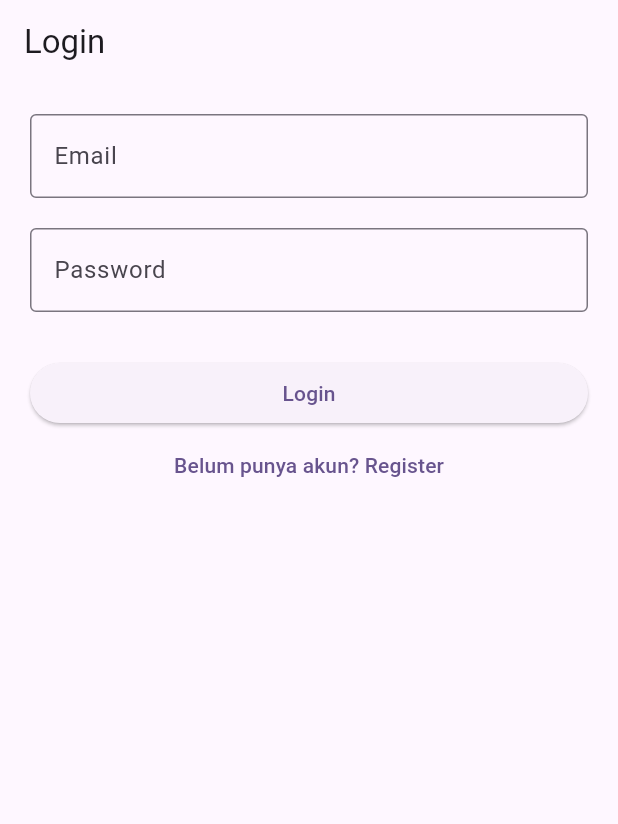
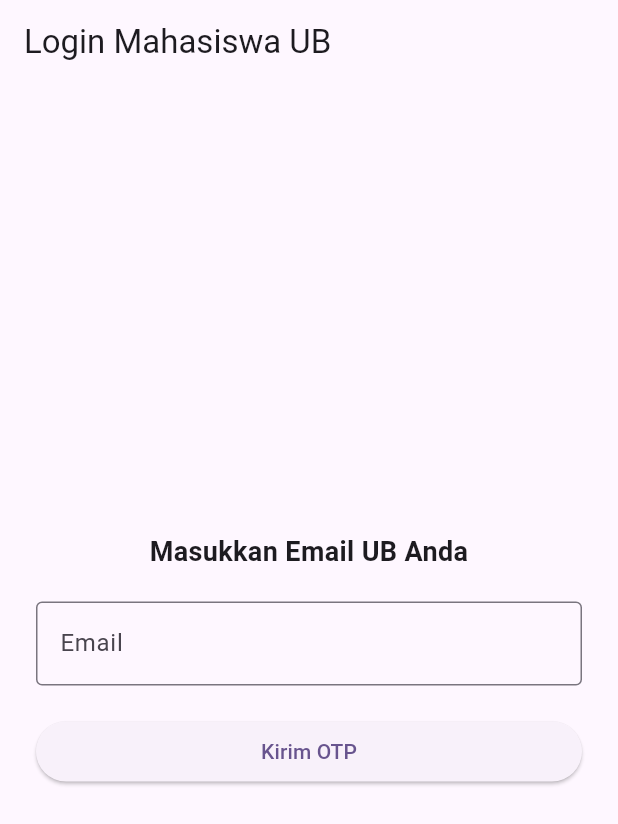
Before and after one commit to nabathnm/Brawigo, a Flutter app: the screen it shows after launch, on a phone screen of 412 x 824 dp. Shown: the top 824 px of the screen. Run offline on Flutter 3.47's test engine with Material 3 defaults, Android fonts, the phone set to English and light mode, and no system bars; our stand-ins replace flutter_bloc, flutter_dotenv, supabase_flutter; accounts and stored records are empty.

Commit message:
feat(auth): implement OTP login

```diff
--- a/lib/brawigo.dart
+++ b/lib/brawigo.dart
@@ -1,8 +1,8 @@
 import 'package:brawigo/features/auth/presentation/blocs/auth_bloc.dart';
-import 'package:brawigo/features/auth/presentation/pages/login_page.dart';
 import 'package:brawigo/features/auth/services/auth_service.dart';
 import 'package:flutter/material.dart';
 import 'package:flutter_bloc/flutter_bloc.dart';
+import 'package:brawigo/features/auth/presentation/pages/auth_screen.dart';
 
 class BrawigoApp extends StatelessWidget {
   const BrawigoApp({super.key});
@@ -18,7 +18,7 @@
           colorScheme: ColorScheme.fromSeed(seedColor: Colors.deepPurple),
           useMaterial3: true,
         ),
-        home: const LoginPage(),
+        home: const AuthScreen(),
       ),
     );
   }
--- a/lib/features/auth/data/datasource/auth_service.dart
+++ b/lib/features/auth/data/datasource/auth_service.dart
@@ -1,45 +1,25 @@
-import 'package:brawigo/core/services/supabase_service.dart';
 import 'package:supabase_flutter/supabase_flutter.dart';
 
 class AuthService {
-  final SupabaseService _supabase;
+  final SupabaseClient _supabase = Supabase.instance.client;
 
-  AuthService({SupabaseService? supabase})
-      : _supabase = supabase ?? SupabaseService.instance;
-
-  Future<AuthResponse> login({
-    required String email,
-    required String password,
-  }) async {
-    return await _supabase.auth.signInWithPassword(
+  Future<void> sendOtp({required String email}) async {
+    await _supabase.auth.signInWithOtp(
       email: email,
-      password: password,
+      shouldCreateUser: true,
     );
   }
 
-  Future<AuthResponse> register({
+  Future<AuthResponse> verifyOtp({
     required String email,
-    required String password,
+    required String otp,
   }) async {
-    return await _supabase.auth.signUp(
+    final response = await _supabase.auth.verifyOTP(
+      type: OtpType.email,
       email: email,
-      password: password,
+      token: otp,
     );
+
+    return response;
   }
-
-  Future<void> logout() async {
-    await _supabase.auth.signOut();
-  }
-
-  /// Kirim ulang email konfirmasi ke [email].
-  Future<void> resendConfirmation({required String email}) async {
-    await _supabase.auth.resend(
-      type: OtpType.signup,
-      email: email,
-    );
-  }
-
-  User? get currentUser => _supabase.currentUser;
-
-  Stream<AuthState> get authStateChanges => _supabase.authStateChanges;
 }
--- a/lib/features/auth/presentation/blocs/auth_event.dart
+++ b/lib/features/auth/presentation/blocs/auth_event.dart
@@ -1,22 +1,16 @@
+
+
 abstract class AuthEvent {}
 
-class LoginRequested extends AuthEvent {
+class SendOtpRequested extends AuthEvent {
   final String email;
-  final String password;
-
-  LoginRequested({required this.email, required this.password});
+  SendOtpRequested(this.email);
 }
 
-class RegisterRequested extends AuthEvent {
+class VerifyOtpRequested extends AuthEvent {
   final String email;
-  final String password;
-
-  RegisterRequested({required this.email, required this.password});
+  final String otp;
+  VerifyOtpRequested(this.email, this.otp);
 }
 
 class LogoutRequested extends AuthEvent {}
-
-class ResendConfirmationRequested extends AuthEvent {
-  final String email;
-  ResendConfirmationRequested({required this.email});
-}
--- a/lib/features/auth/presentation/blocs/auth_state.dart
+++ b/lib/features/auth/presentation/blocs/auth_state.dart
@@ -3,6 +3,11 @@
 class AuthInitial extends AuthState {}
 
 class AuthLoading extends AuthState {}
+
+class AuthOtpSent extends AuthState {
+  final String email;
+  AuthOtpSent(this.email);
+}
 
 class AuthSuccess extends AuthState {}
 
@@ -10,13 +15,3 @@
   final String message;
   AuthFailure(this.message);
 }
-
-/// State khusus ketika email belum dikonfirmasi.
-/// UI bisa tampilkan tombol "Kirim ulang email konfirmasi".
-class AuthEmailNotConfirmed extends AuthState {
-  final String email;
-  AuthEmailNotConfirmed(this.email);
-}
-
-/// State setelah berhasil kirim ulang email konfirmasi.
-class AuthResendConfirmationSuccess extends AuthState {}
--- /dev/null
+++ b/lib/features/auth/presentation/pages/auth_screen.dart
@@ -0,0 +1,180 @@
+import 'package:flutter/material.dart';
+import 'package:supabase_flutter/supabase_flutter.dart';
+import 'package:brawigo/features/auth/data/datasource/auth_service.dart';
+class AuthScreen extends StatefulWidget {
+  const AuthScreen({super.key});
+
+  @override
+  State<AuthScreen> createState() => _AuthScreenState();
+}
+
+class _AuthScreenState extends State<AuthScreen> {
+  final _emailController = TextEditingController();
+  final _otpController = TextEditingController();
+
+  bool _isLoading = false;
+  bool _isOtpSent = false;
+
+  // Instansiasi file service yang baru kita buat di atas
+  final AuthService _authService = AuthService();
+
+  // Memanggil fungsi kirim OTP dari service
+  Future<void> _sendOtp() async {
+    final email = _emailController.text.trim();
+
+    // Validasi domain UB tetap ada di UI agar mencegah request ke database jika email salah
+    if (!email.endsWith('@student.ub.ac.id')) {
+      ScaffoldMessenger.of(context).showSnackBar(
+        const SnackBar(
+          content: Text('Akses ditolak. Gunakan email @student.ub.ac.id!'),
+        ),
+      );
+      return;
+    }
+
+    setState(() => _isLoading = true);
+
+    try {
+      // PANGGIL DARI AUTH SERVICE
+      await _authService.sendOtp(email: email);
+
+      setState(() {
+        _isOtpSent = true;
+      });
+
+      if (mounted) {
+        ScaffoldMessenger.of(context).showSnackBar(
+          const SnackBar(content: Text('OTP berhasil dikirim ke email Anda.')),
+        );
+      }
+    } catch (error) {
+      if (mounted) {
+        ScaffoldMessenger.of(
+          context,
+        ).showSnackBar(SnackBar(content: Text('Terjadi kesalahan: $error')));
+      }
+    } finally {
+      setState(() => _isLoading = false);
+    }
+  }
+
+  // Memanggil fungsi verifikasi OTP dari service
+  Future<void> _verifyOtp() async {
+    final email = _emailController.text.trim();
+    final otp = _otpController.text.trim();
+
+    if (otp.isEmpty) {
+      ScaffoldMessenger.of(
+        context,
+      ).showSnackBar(const SnackBar(content: Text('Masukkan kode OTP!')));
+      return;
+    }
+
+    setState(() => _isLoading = true);
+
+    try {
+      // PANGGIL DARI AUTH SERVICE
+      final res = await _authService.verifyOtp(email: email, otp: otp);
+
+      if (res.session != null) {
+        if (mounted) {
+          ScaffoldMessenger.of(
+            context,
+          ).showSnackBar(const SnackBar(content: Text('Login Berhasil!')));
+          // TODO: Arahkan ke halaman utama setelah login sukses
+          // Navigator.pushReplacement(context, MaterialPageRoute(builder: (_) => HomeScreen()));
+        }
+      }
+    } catch (error) {
+      if (mounted) {
+        ScaffoldMessenger.of(context).showSnackBar(
+          const SnackBar(content: Text('OTP salah atau kadaluarsa.')),
+        );
+      }
+    } finally {
+      setState(() => _isLoading = false);
+    }
+  }
+
+  @override
+  void dispose() {
+    _emailController.dispose();
+    _otpController.dispose();
+    super.dispose();
+  }
+
+  @override
+  Widget build(BuildContext context) {
+    // KODE UI DI BAWAH INI SAMA PERSIS SEPERTI SEBELUMNYA
+    return Scaffold(
+      appBar: AppBar(title: const Text('Login Mahasiswa UB')),
+      body: Padding(
+        padding: const EdgeInsets.all(24.0),
+        child: Center(
+          child: Column(
+            mainAxisAlignment: MainAxisAlignment.center,
+            crossAxisAlignment: CrossAxisAlignment.stretch,
+            children: [
+              if (!_isOtpSent) ...[
+                const Text(
+                  'Masukkan Email UB Anda',
+                  textAlign: TextAlign.center,
+                  style: TextStyle(fontSize: 18, fontWeight: FontWeight.bold),
+                ),
+                const SizedBox(height: 20),
+                TextField(
+                  controller: _emailController,
+                  keyboardType: TextInputType.emailAddress,
+                  decoration: const InputDecoration(
+                    labelText: 'Email',
+                    hintText: 'contoh@student.ub.ac.id',
+                    border: OutlineInputBorder(),
+                  ),
+                ),
+                const SizedBox(height: 20),
+                ElevatedButton(
+                  onPressed: _isLoading ? null : _sendOtp,
+                  child: _isLoading
+                      ? const CircularProgressIndicator()
+                      : const Text('Kirim OTP'),
+                ),
+              ] else ...[
+                Text(
+                  'Masukkan OTP yang dikirim ke\n${_emailController.text}',
+                  textAlign: TextAlign.center,
+                  style: const TextStyle(fontSize: 16),
+                ),
+                const SizedBox(height: 20),
+                TextField(
+                  controller: _otpController,
+                  keyboardType: TextInputType.number,
+                  textAlign: TextAlign.center,
+                  decoration: const InputDecoration(
+                    labelText: 'Kode OTP',
+                    border: OutlineInputBorder(),
+                  ),
+                ),
+                const SizedBox(height: 20),
+                ElevatedButton(
+                  onPressed: _isLoading ? null : _verifyOtp,
+                  child: _isLoading
+                      ? const CircularProgressIndicator()
+                      : const Text('Verifikasi & Login'),
+                ),
+                TextButton(
+                  onPressed: () {
+                    setState(() {
+                      _isOtpSent = false;
+                      _otpController.clear();
+                    });
+                  },
+                  child: const Text('Ganti Email'),
+                ),
+              ],
+            ],
+          ),
+        ),
+      ),
+    );
+  }
+}
--- a/lib/features/auth/presentation/pages/login_page.dart
+++ /dev/null
@@ -1,148 +0,0 @@
-import 'package:brawigo/features/auth/presentation/pages/resgisterpage_page.dart';
-import 'package:brawigo/features/seller/marketplace/pages/marketplace_page.dart';
-import 'package:flutter/material.dart';
-import 'package:flutter_bloc/flutter_bloc.dart';
-
-import '../blocs/auth_bloc.dart';
-import '../blocs/auth_event.dart';
-import '../blocs/auth_state.dart';
-
-class LoginPage extends StatefulWidget {
-  const LoginPage({super.key});
-
-  @override
-  State<LoginPage> createState() => _LoginPageState();
-}
-
-class _LoginPageState extends State<LoginPage> {
-  final emailController = TextEditingController();
-  final passwordController = TextEditingController();
-
-  @override
-  Widget build(BuildContext context) {
-    return Scaffold(
-      appBar: AppBar(title: const Text("Login")),
-
-      body: Padding(
-        padding: const EdgeInsets.all(20),
-
-        child: BlocConsumer<AuthBloc, AuthState>(
-          listener: (context, state) {
-            // LOGIN BERHASIL
-            if (state is AuthSuccess) {
-              ScaffoldMessenger.of(context).clearSnackBars();
-              ScaffoldMessenger.of(
-                context,
-              ).showSnackBar(const SnackBar(content: Text("Login berhasil")));
-
-              Navigator.pushReplacement(
-                context,
-                MaterialPageRoute(builder: (_) => const MarketPlacePage())
-              );
-            }
-
-            // EMAIL BELUM DIKONFIRMASI
-            if (state is AuthEmailNotConfirmed) {
-              ScaffoldMessenger.of(context).clearSnackBars();
-              ScaffoldMessenger.of(context).showSnackBar(
-                SnackBar(
-                  content: const Text("Email belum dikonfirmasi. Silakan cek inbox atau kirim ulang."),
-                  duration: const Duration(seconds: 6),
-                  action: SnackBarAction(
-                    label: "Kirim Ulang",
-                    onPressed: () {
-                      context.read<AuthBloc>().add(
-                        ResendConfirmationRequested(email: state.email),
-                      );
-                    },
-                  ),
-                ),
-              );
-            }
-
-            // BERHASIL KIRIM ULANG EMAIL
-            if (state is AuthResendConfirmationSuccess) {
-              ScaffoldMessenger.of(context).clearSnackBars();
-              ScaffoldMessenger.of(context).showSnackBar(
-                const SnackBar(
-                  content: Text("Email konfirmasi baru telah dikirim! Silakan cek inbox Anda."),
-                  backgroundColor: Colors.green,
-                ),
-              );
-            }
-
-            // LOGIN GAGAL
-            if (state is AuthFailure) {
-              ScaffoldMessenger.of(context).clearSnackBars();
-              ScaffoldMessenger.of(
-                context,
-              ).showSnackBar(SnackBar(content: Text(state.message)));
-            }
-          },
-
-          builder: (context, state) {
-            return Column(
-              children: [
-                // EMAIL
-                TextField(
-                  controller: emailController,
-
-                  decoration: const InputDecoration(
-                    labelText: "Email",
-                    border: OutlineInputBorder(),
-                  ),
-                ),
-
-                const SizedBox(height: 20),
-
-                // PASSWORD
-                TextField(
-                  controller: passwordController,
-                  obscureText: true,
-
-                  decoration: const InputDecoration(
-                    labelText: "Password",
-                    border: OutlineInputBorder(),
-                  ),
-                ),
-
-                const SizedBox(height: 30),
-
-                // LOADING
-                if (state is AuthLoading)
-                  const CircularProgressIndicator()
-                else
-                  SizedBox(
-                    width: double.infinity,
-
-                    child: ElevatedButton(
-                      onPressed: () {
-                        context.read<AuthBloc>().add(
-                          LoginRequested(
-                            email: emailController.text.trim(),
-                            password: passwordController.text.trim(),
-                          ),
-                        );
-                      },
-
-                      child: const Text("Login"),
-                    ),
-                  ),
-                TextButton(
-                  onPressed: () {
-                    Navigator.push(
-                      context,
-                      MaterialPageRoute(builder: (_) => const RegisterPage()),
-                    );
-                  },
-
-                  child: const Text("Belum punya akun? Register"),
-                ),
-              ],
-            );
-          },
-        ),
-      ),
-    );
-  }
-}
--- a/lib/main.dart
+++ b/lib/main.dart
@@ -1,27 +1,36 @@
+import 'package:brawigo/brawigo.dart';
 import 'package:flutter/material.dart';
+import 'package:supabase_flutter/supabase_flutter.dart';
 import 'package:flutter_dotenv/flutter_dotenv.dart';
-import 'package:supabase_flutter/supabase_flutter.dart';
 
-import 'brawigo.dart';
 
-Future<void> main() async {
+void main() async {
   WidgetsFlutterBinding.ensureInitialized();
 
   await dotenv.load(fileName: ".env");
 
-  final String supabaseUrl = dotenv.env['SUPABASE_URL'] ?? '';
-  final String supabaseAnonKey = dotenv.env['SUPABASE_ANON_KEY'] ?? '';
+  final supabaseUrl = dotenv.env['SUPABASE_API_KEY']!;
+  final supabaseAnonKey = dotenv.env['SUPABASE_API_URL']!;
 
-  assert(
-    supabaseUrl.isNotEmpty && supabaseAnonKey.isNotEmpty,
-    'SUPABASE_URL dan SUPABASE_ANON_KEY harus diisi di file .env',
-  );
+  await Supabase.initialize(url: supabaseUrl, anonKey: supabaseAnonKey);
 
-  await Supabase.initialize(
-    url: supabaseUrl,
-    anonKey: supabaseAnonKey,
-    debug: true
-  );
+  runApp(const MyApp());
+}
 
-  runApp(const BrawigoApp());
+class MyApp extends StatelessWidget {
+  const MyApp({super.key});
+
+  @override
+  Widget build(BuildContext context) {
+    return MaterialApp(
+      title: 'Brawigo',
+      debugShowCheckedModeBanner: false,
+      theme: ThemeData(
+        colorScheme: ColorScheme.fromSeed(seedColor: Colors.deepPurple),
+        useMaterial3: true,
+      ),
+
+      home: const BrawigoApp(),
+    );
+  }
 }
```
Also changed, not shown: lib/features/auth/presentation/blocs/auth_bloc.dart (+11 -40 lines), lib/features/auth/presentation/pages/resgisterpage_page.dart (deleted, +0 -127 lines).
